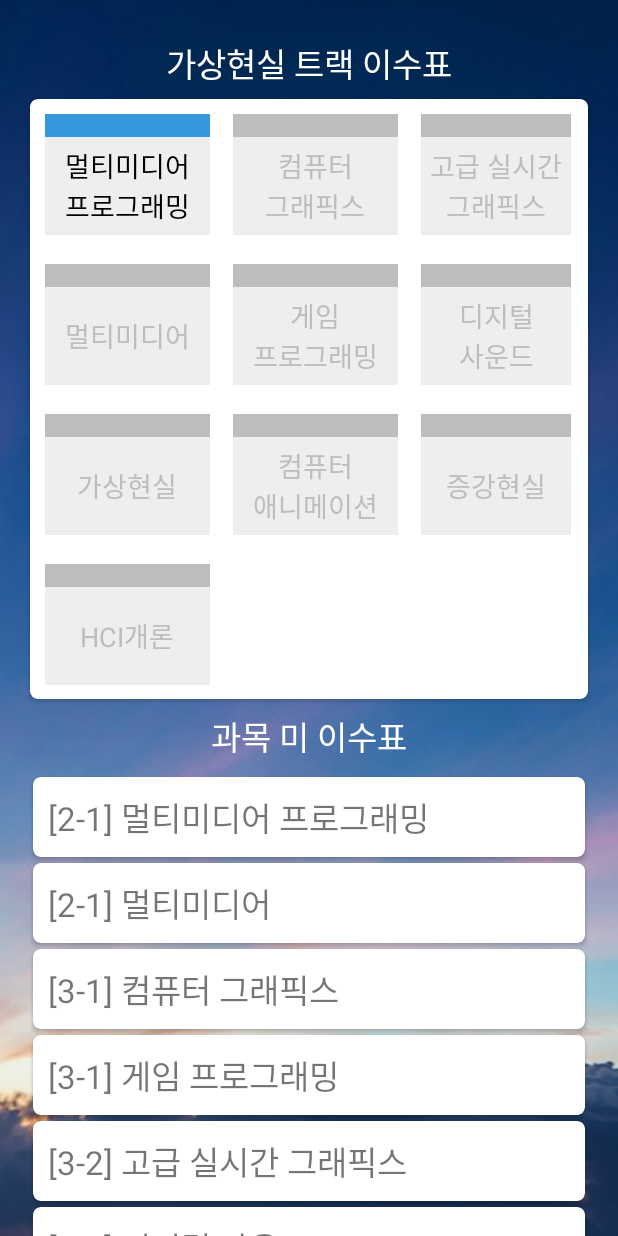
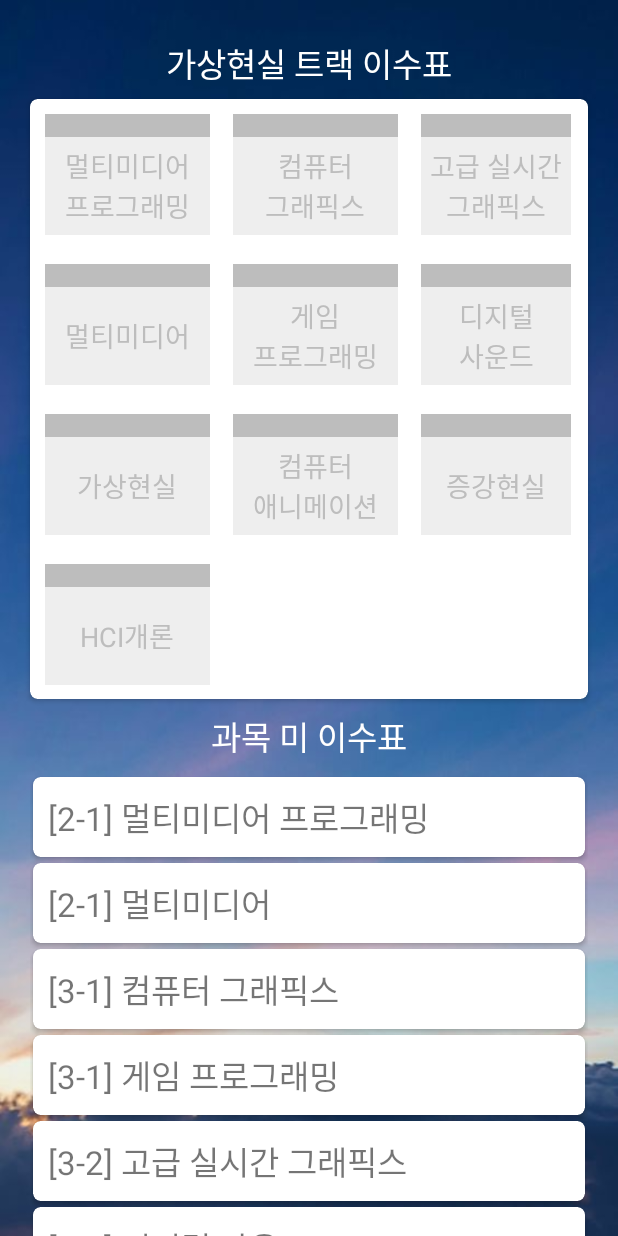
Before and after one commit to ParkMinHyun/SejongHackerton, an Android app: the VirtualRealityActivity screen opened directly, with no data from a screen before it, on a phone screen of 412 x 824 dp. Run offline under Robolectric (Android 15) with nearby library versions, the phone set to English and light mode, and no system bars.

Commit message:
Virtual Reality Layout 수정 및 체크박스 색 수정

```diff
--- a/TrackEngine/app/src/main/res/layout/activity_virtual_reality.xml
+++ b/TrackEngine/app/src/main/res/layout/activity_virtual_reality.xml
@@ -37,7 +37,7 @@
                         android:layout_height="15dp"
                         android:layout_marginTop="10dp"
                         android:layout_marginLeft="10dp"
-                        android:background="#3498DB"/>
+                        android:background="#BDBDBD"/>
 
                     <LinearLayout
                         android:layout_width="match_parent"
@@ -52,7 +52,7 @@
                             android:id="@+id/multiMediaProgrammingTextView"
                             android:layout_below="@id/multiMediaProgrammingImageView"
                             android:textSize="18dp"
-                            android:textColor="#000000"
+                            android:textColor="#BDBDBD"
                             android:gravity="center"
                             android:text="멀티미디어\n프로그래밍"/>
 
--- a/TrackEngine/app/src/main/res/layout/study_item.xml
+++ b/TrackEngine/app/src/main/res/layout/study_item.xml
@@ -16,6 +16,7 @@
 
     <CheckBox
         android:id="@+id/checkBox"
+        android:textColor="@color/black"
         android:layout_width="wrap_content"
         android:layout_height="wrap_content"
         android:layout_alignParentEnd="true"
```
